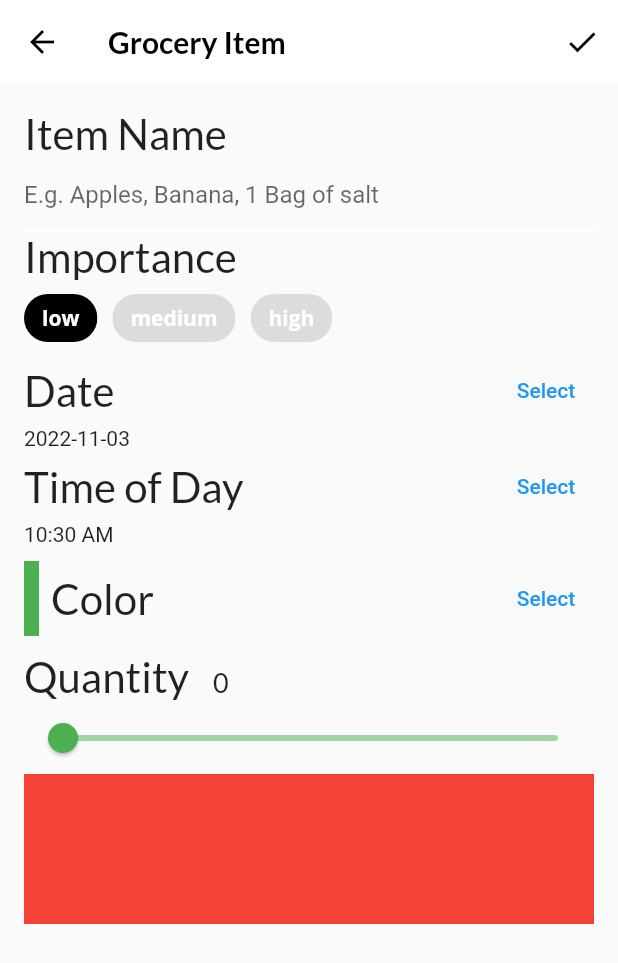
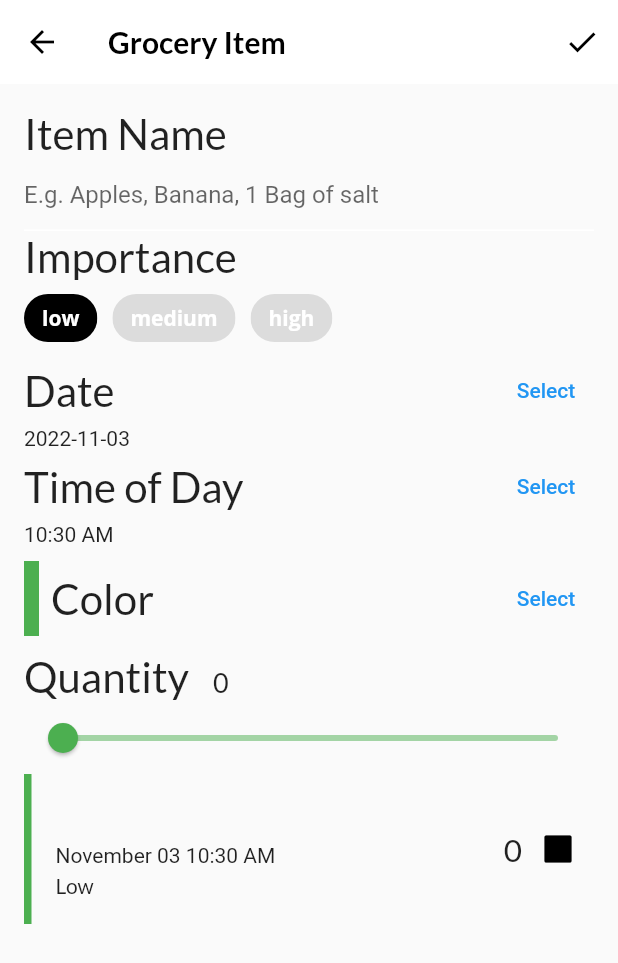
Before and after one commit to NdegwaJulius/Foodlin, a Flutter app: the GroceryItemScreen screen opened directly with empty values, after a tap on the "check" icon, on a phone screen of 412 x 824 dp. Shown: the top 963 px of the screen. Run offline on Flutter 3.47's test engine with Material 2 defaults, Android fonts, the phone set to English and light mode, and no system bars; our stand-ins replace flutter_colorpicker, google_fonts.

Commit message:
Saving the user’s work

```diff
--- a/lib/components/grocery_tile.dart
+++ b/lib/components/grocery_tile.dart
@@ -24,7 +24,57 @@ class GroceryTile extends StatelessWidget {
     return Container(
       height: 100.0,
       // TODO: Replace this color
-      color: Colors.red,
+      child: Row(
+        mainAxisAlignment: MainAxisAlignment.spaceBetween,
+        children: [
+          // TODO: Add Row to group (name, date, importance)
+          // 1
+          Row(
+            children: [
+              // 2
+              Container(width: 5.0, color: item.color),
+              // 3
+              const SizedBox(width: 16.0),
+              // 4
+              Column(
+                mainAxisAlignment: MainAxisAlignment.center,
+                crossAxisAlignment: CrossAxisAlignment.start,
+                children: [
+                  // 5
+                  Text(
+                    item.name,
+                    style: GoogleFonts.lato(
+                      decoration: textDecoration,
+                      fontSize: 21.0,
+                      fontWeight: FontWeight.bold,
+                    ),
+                  ),
+                  const SizedBox(height: 4.0),
+                  buildDate(),
+                  const SizedBox(height: 4.0),
+                  buildImportance(),
+                ],
+              ),
+            ],
+          ),
+          // TODO: Add Row to group (quantity, checkbox)
+          // 6
+          Row(
+            children: [
+              // 7
+              Text(
+                item.quantity.toString(),
+                style: GoogleFonts.lato(
+                  decoration: textDecoration,
+                  fontSize: 21.0,
+                ),
+              ),
+              // 8
+              buildCheckbox(),
+            ],
+          ),
+        ],
+      ),
     );
   }
 
--- a/lib/screens/grocery_item_screen.dart
+++ b/lib/screens/grocery_item_screen.dart
@@ -2,6 +2,7 @@ import 'package:flutter/material.dart';
 import 'package:flutter_colorpicker/flutter_colorpicker.dart';
 import 'package:google_fonts/google_fonts.dart';
 import 'package:intl/intl.dart';
+import 'package:uuid/uuid.dart';
 
 import '../components/components.dart';
 
@@ -80,6 +81,28 @@ class GroceryItemScreenState extends State<GroceryItemScreen> {
             icon: const Icon(Icons.check),
             onPressed: () {
               // TODO: Add callback handler
+              // 1
+              final groceryItem = GroceryItem(
+                id: widget.originalItem?.id ?? const Uuid().v1(),
+                name: _nameController.text,
+                importance: _importance,
+                color: _currentColor,
+                quantity: _currentSliderValue,
+                date: DateTime(
+                  _dueDate.year,
+                  _dueDate.month,
+                  _dueDate.day,
+                  _timeOfDay.hour,
+                  _timeOfDay.minute,
+                ),
+              );
+              if (widget.isUpdating) {
+                // 2
+                widget.onUpdate(groceryItem);
+              } else {
+                // 3
+                widget.onCreate(groceryItem);
+              }
             },
           )
         ],
```
